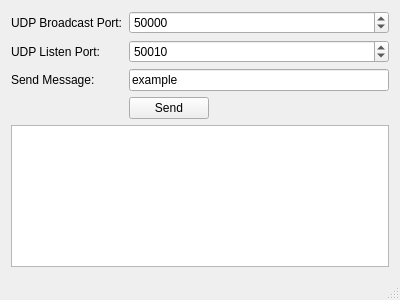
First picture: the form in SNBTests/snbtests.ui, repository sunghojang/UDPoverTCP, before the edit.
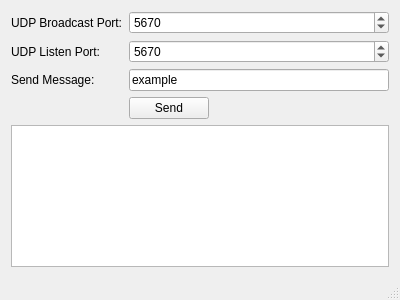
Second picture: the form after the edit.

```diff
--- a/SNBTests/snbtests.ui
+++ b/SNBTests/snbtests.ui
@@ -41,7 +41,7 @@
            <number>10</number>
           </property>
           <property name="value">
-           <number>50000</number>
+           <number>5670</number>
           </property>
          </widget>
         </item>
@@ -64,7 +64,7 @@
            <number>10</number>
           </property>
           <property name="value">
-           <number>50010</number>
+           <number>5670</number>
           </property>
          </widget>
         </item>
```
